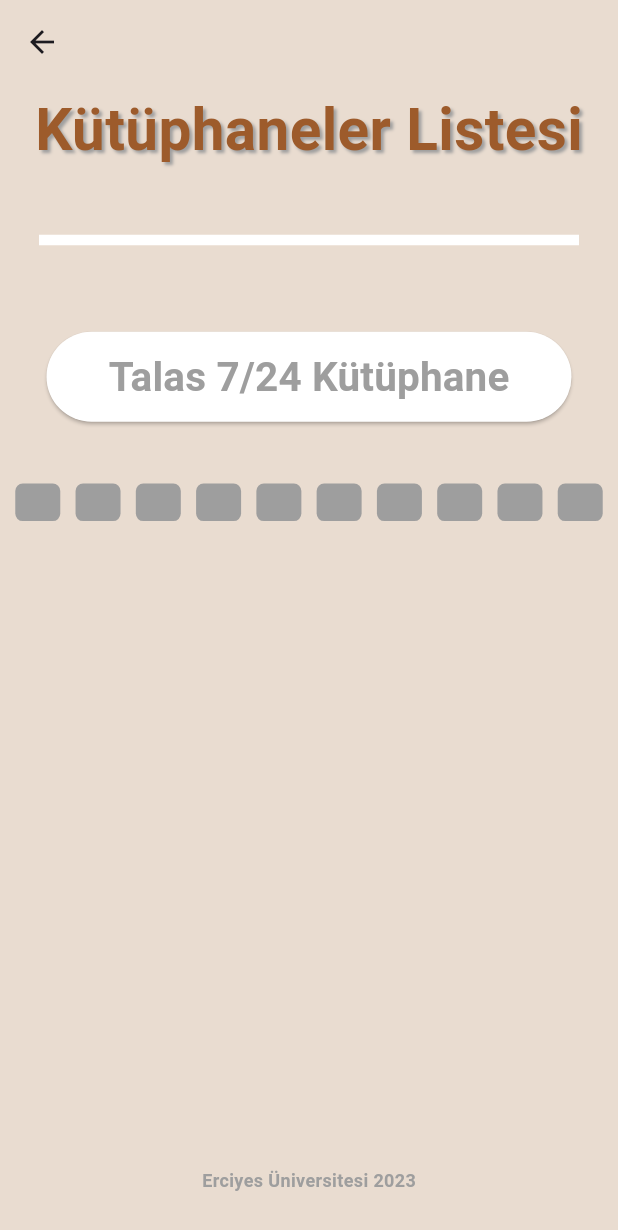
After one commit to berkebalci/LibraryOccupancyShower, a Flutter app: the KutuphaneListesi screen opened directly, on a phone screen of 412 x 824 dp. The commit adds this screen. Shown: the top 1230 px of the screen. Run offline on Flutter 3.47's test engine with Material 3 defaults, Android fonts, the phone set to English and light mode, and no system bars; our stand-ins replace cloud_firestore, firebase_core; accounts and stored records are empty.

Commit message:
2 branch birlestirildi ve duzenleme yapildi

```diff
--- a/lib/main.dart
+++ b/lib/main.dart
@@ -1,7 +1,7 @@
 import 'package:flutter/material.dart';
 import 'package:firebase_core/firebase_core.dart';
 import 'firebase_options.dart';
-import 'firebaseIslemleri.dart';
+import 'services/firebaseIslemleri.dart';
 //import 'package:flutter_application_1/Ayarlar.dart';
 
 Future<void> main() async {
--- /dev/null
+++ b/lib/services/pages/kutuphanelerListesi.dart
@@ -0,0 +1,108 @@
+import 'package:flutter/material.dart';
+import 'dolulukOranlari.dart';
+
+class KutuphaneListesi extends StatelessWidget {
+  @override
+  Widget build(BuildContext context) {
+    return Scaffold(
+      appBar: AppBar(
+        backgroundColor: Colors.transparent,
+        elevation: 0,
+      ),
+      body: Container(
+          alignment: Alignment.topCenter,
+          child: CustomScrollView(
+            slivers: [
+              SliverFillRemaining(
+                  hasScrollBody: false,
+                  child: Column(
+                    mainAxisAlignment: MainAxisAlignment.spaceAround,
+                    children: [
+                      const Text(
+                        'Kütüphaneler Listesi',
+                        style: TextStyle(
+                          fontSize: 39,
+                          fontWeight: FontWeight.bold,
+                          color: Color(0xFF9D5B2B),
+                          shadows: [
+                            Shadow(
+                              color: Colors.grey,
+                              blurRadius: 2.0,
+                              offset: Offset(2.0, 2.0),
+                            ),
+                          ],
+                        ),
+                      ),
+                      const Padding(
+                        padding: EdgeInsets.all(12.0),
+                      ),
+                      const SizedBox(
+                        width: 360,
+                        height: 20,
+                        child: Divider(
+                          color: Colors.white,
+                          thickness: 7,
+                        ),
+                      ),
+                      const Padding(
+                        padding: EdgeInsets.all(20.0),
+                      ),
+                      Center(
+                        child: SizedBox(
+                          width: 350,
+                          height: 60,
+                          child: ElevatedButton(
+                            onPressed: () {
+                              Navigator.push(
+                                  context,
+                                  MaterialPageRoute(
+                                      builder: (context) => const Ikinci()));
+                            },
+                            child: Text(
+                              'Talas 7/24 Kütüphane',
+                              style: TextStyle(
+                                color: Colors.grey,
+                                fontSize: 27,
+                                fontWeight: FontWeight.bold,
+                              ),
+                            ),
+                            style: ElevatedButton.styleFrom(
+                              backgroundColor: Colors.white,
+                            ),
+                          ),
+                        ),
+                      ),
+                      const Padding(
+                        padding: EdgeInsets.all(15.0),
+                      ),
+                      Row(
+                        mainAxisAlignment: MainAxisAlignment.spaceEvenly,
+                        children: List.generate(
+                            10,
+                            (index) => Container(
+                                width: 30,
+                                height: 25,
+                                decoration: BoxDecoration(
+                                  color: Colors.grey,
+                                  borderRadius: BorderRadius.circular(5),
+                                ))),
+                      ),
+                      const Padding(
+                        padding: EdgeInsets.all(210.0),
+                      ),
+                      const Text('Erciyes Üniversitesi 2023',
+                          style: TextStyle(
+                              fontSize: 12,
+                              fontWeight: FontWeight.bold,
+                              color: Colors.grey)),
+                      const Padding(
+                        padding: EdgeInsets.all(10.0),
+                      ),
+                    ],
+                  ))
+            ],
+          )),
+      backgroundColor: const Color(0xFFE9DCD0),
+    );
+  }
+}
```
Also changed, not shown: lib/services/pages/anasayfa.dart (added, +190 -0 lines), lib/services/pages/ayarlar.dart (added, +132 -0 lines), lib/services/pages/dolulukOranlari.dart (added, +209 -0 lines), lib/services/pages/hakkinda.dart (added, +84 -0 lines), lib/assets/talasLib.jpeg (added), lib/services/firebaseIslemleri.dart (renamed from lib/firebaseIslemleri.dart).
